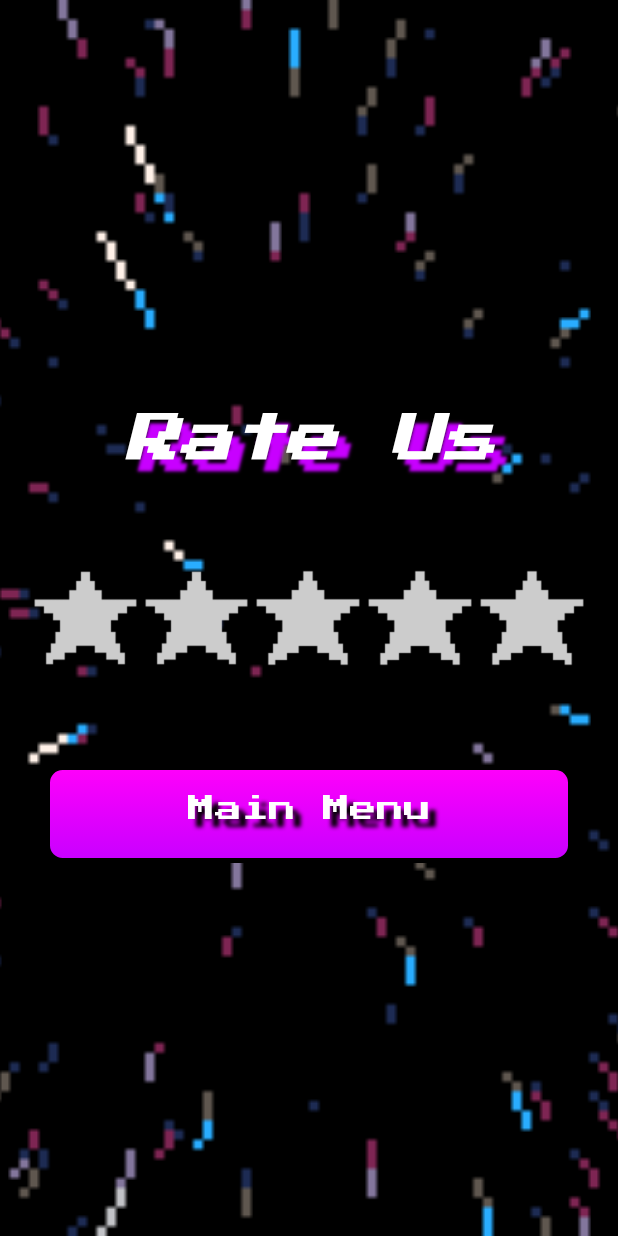
After one commit to tomersh9/DoodleRocket, an Android app: the RatingActivity screen opened directly, with no data from a screen before it, on a phone screen of 412 x 824 dp. The commit adds this screen. Run offline under Robolectric (Android 15) with nearby library versions, the light colour scheme and no system bars; libraries missing offline, so code that uses them is left out: com.daimajia.androidanimations.

Commit message:
added rating page

```diff
--- a/app/src/main/AndroidManifest.xml
+++ b/app/src/main/AndroidManifest.xml
@@ -25,6 +25,7 @@
         <activity android:name=".Activities.GameOverActivity"/>
         <activity android:name=".Activities.ScoreBoardActivity"/>
         <activity android:name=".Activities.ShopActivity"/>
+        <activity android:name=".Activities.RatingActivity"/>
         <activity android:name=".Activities.LevelBlockOne"/>
         <activity android:name=".Activities.LevelBlockTwo"/>
         <activity android:name=".Activities.LevelBlockThree"/>
--- a/app/src/main/java/com/example/doodlerocket/Activities/GameOverActivity.java
+++ b/app/src/main/java/com/example/doodlerocket/Activities/GameOverActivity.java
@@ -120,7 +120,7 @@ public class GameOverActivity extends AppCompatActivity {
                 submitLayout.setVisibility(View.GONE);
                 btnLayout.setVisibility(View.VISIBLE);
 
-                Toast.makeText(GameOverActivity.this, nameEt.getText().toString() + getString(R.string.is_in_top_10), Toast.LENGTH_SHORT).show();
+                Toast.makeText(GameOverActivity.this, nameEt.getText().toString() + " " + getString(R.string.is_in_top_10), Toast.LENGTH_SHORT).show();
 
             }
         });
--- /dev/null
+++ b/app/src/main/java/com/example/doodlerocket/Activities/RatingActivity.java
@@ -0,0 +1,154 @@
+package com.example.doodlerocket.Activities;
+
+import android.animation.ObjectAnimator;
+import android.content.SharedPreferences;
+import android.os.Bundle;
+import android.view.View;
+import android.widget.Button;
+import android.widget.ImageButton;
+import android.widget.TextView;
+import android.widget.Toast;
+
+import androidx.annotation.Nullable;
+import androidx.appcompat.app.AppCompatActivity;
+
+import com.daimajia.androidanimations.library.Techniques;
+import com.daimajia.androidanimations.library.YoYo;
+import com.example.doodlerocket.GameObjects.Star;
+import com.example.doodlerocket.R;
+
+import java.util.ArrayList;
+import java.util.List;
+import java.util.TimerTask;
+
+public class RatingActivity extends AppCompatActivity {
+
+    private List<Star> stars = new ArrayList<>();
+    private List<ImageButton> starsImgList = new ArrayList<>();
+
+    private int ratingNum;
+
+    private SharedPreferences sp;
+
+    @Override
+    protected void onCreate(@Nullable Bundle savedInstanceState) {
+        super.onCreate(savedInstanceState);
+        setContentView(R.layout.rating_layout);
+
+        //save rating state
+        sp = getSharedPreferences("storage",MODE_PRIVATE);
+        ratingNum = sp.getInt("rating",0);
+
+        //animations
+        TextView rateTv = findViewById(R.id.rate_tv);
+        ObjectAnimator titleAnimator = new ObjectAnimator().ofFloat(rateTv,"translationY",-1500,0).setDuration(1000);
+        titleAnimator.start();
+
+        final ImageButton star1 = findViewById(R.id.star_1);
+        final ImageButton star2 = findViewById(R.id.star_2);
+        final ImageButton star3 = findViewById(R.id.star_3);
+        final ImageButton star4 = findViewById(R.id.star_4);
+        final ImageButton star5 = findViewById(R.id.star_5);
+
+        //save star list
+        starsImgList.add(star1);
+        starsImgList.add(star2);
+        starsImgList.add(star3);
+        starsImgList.add(star4);
+        starsImgList.add(star5);
+
+        for(int i = 0 ; i< ratingNum ; i++) {
+            starsImgList.get(i).setImageResource(R.drawable.gold_star_96);
+        }
+
+
+        //**********Rating Click Listeners*************//
+        star1.setOnClickListener(new View.OnClickListener() {
+            @Override
+            public void onClick(View v) {
+                star1.setImageResource(R.drawable.gold_star_96);
+                star2.setImageResource(R.drawable.black_star_96);
+                star3.setImageResource(R.drawable.black_star_96);
+                star4.setImageResource(R.drawable.black_star_96);
+                star5.setImageResource(R.drawable.black_star_96);
+
+                ratingNum = 1;
+            }
+        });
+        star2.setOnClickListener(new View.OnClickListener() {
+            @Override
+            public void onClick(View v) {
+                star1.setImageResource(R.drawable.gold_star_96);
+                star2.setImageResource(R.drawable.gold_star_96);
+                star3.setImageResource(R.drawable.black_star_96);
+                star4.setImageResource(R.drawable.black_star_96);
+                star5.setImageResource(R.drawable.black_star_96);
+
+                ratingNum = 2;
+            }
+        });
+        star3.setOnClickListener(new View.OnClickListener() {
+            @Override
+            public void onClick(View v) {
+                star1.setImageResource(R.drawable.gold_star_96);
+                star2.setImageResource(R.drawable.gold_star_96);
+                star3.setImageResource(R.drawable.gold_star_96);
+                star4.setImageResource(R.drawable.black_star_96);
+                star5.setImageResource(R.drawable.black_star_96);
+
+                ratingNum = 3;
+            }
+        });
+        star4.setOnClickListener(new View.OnClickListener() {
+            @Override
+            public void onClick(View v) {
+                star1.setImageResource(R.drawable.gold_star_96);
+                star2.setImageResource(R.drawable.gold_star_96);
+                star3.setImageResource(R.drawable.gold_star_96);
+                star4.setImageResource(R.drawable.gold_star_96);
+                star5.setImageResource(R.drawable.black_star_96);
+
+                ratingNum = 4;
+            }
+        });
+        star5.setOnClickListener(new View.OnClickListener() {
+            @Override
+            public void onClick(View v) {
+                star1.setImageResource(R.drawable.gold_star_96);
+                star2.setImageResource(R.drawable.gold_star_96);
+                star3.setImageResource(R.drawable.gold_star_96);
+                star4.setImageResource(R.drawable.gold_star_96);
+                star5.setImageResource(R.drawable.gold_star_96);
+
+                ratingNum = 5;
+            }
+        });
+
+        Button backBtn = findViewById(R.id.back_rate_btn);
+        ObjectAnimator btnAnimator = new ObjectAnimator().ofFloat(backBtn,"translationY",3500,0).setDuration(1000);
+        btnAnimator.start();
+        backBtn.setOnClickListener(new View.OnClickListener() {
+            @Override
+            public void onClick(View v) {
+
+                finish();
+                overridePendingTransition(R.anim.slide_in_left,R.anim.slide_out_right);
+            }
+        });
+    }
+
+    @Override
+    public void onBackPressed() {
+        super.onBackPressed();
+        overridePendingTransition(R.anim.slide_in_left,R.anim.slide_out_right);
+    }
+
+    @Override
+    protected void onPause() {
+        super.onPause();
+
+        SharedPreferences.Editor editor = sp.edit();
+        editor.putInt("rating",ratingNum);
+        editor.commit();
+    }
+}
--- a/app/src/main/res/layout/game_over_layout.xml
+++ b/app/src/main/res/layout/game_over_layout.xml
@@ -83,7 +83,7 @@
             android:textColor="@color/pink"
             android:padding="20dp"
             android:layout_gravity="center"
-            android:textSize="19sp" />
+            android:textSize="25sp" />
 
         <EditText
             android:id="@+id/name_et"
@@ -94,7 +94,7 @@
             android:background="@drawable/edittext_shape"
             android:clickable="false"
             android:gravity="center"
-            android:hint="Enter name"
+            android:hint="@string/enter_name"
             android:padding="10dp"
             android:textColorHint="@color/hint"
             android:textSize="20sp" />
@@ -107,7 +107,7 @@
             android:layout_gravity="center"
             android:layout_marginTop="15dp"
             android:background="@drawable/btn_yellow_selector"
-            android:text="Sumbit"
+            android:text="@string/sumbit"
             android:textAllCaps="false" />
 
     </LinearLayout>
--- /dev/null
+++ b/app/src/main/res/layout/rating_layout.xml
@@ -0,0 +1,100 @@
+<?xml version="1.0" encoding="utf-8"?>
+<RelativeLayout xmlns:android="http://schemas.android.com/apk/res/android"
+    android:id="@+id/rate_layout"
+    android:layout_width="match_parent"
+    android:layout_height="match_parent">
+
+
+    <pl.droidsonroids.gif.GifImageView
+        android:layout_width="match_parent"
+        android:layout_height="match_parent"
+        android:scaleType="centerCrop"
+        android:src="@drawable/moving_bg" />
+
+    <TextView
+        android:id="@+id/rate_tv"
+        style="@style/title"
+        android:layout_width="match_parent"
+        android:layout_height="wrap_content"
+        android:layout_marginHorizontal="20dp"
+        android:gravity="center"
+        android:layout_above="@id/stars_layout"
+        android:textSize="35sp"
+        android:text="@string/rate_us" />
+
+    <LinearLayout
+        android:id="@+id/stars_layout"
+        android:layout_width="match_parent"
+        android:layout_height="wrap_content"
+        android:layout_marginStart="20dp"
+        android:layout_marginTop="40dp"
+        android:layout_centerInParent="true"
+        android:layout_marginEnd="20dp"
+        android:orientation="horizontal">
+
+        <ImageButton
+            android:id="@+id/star_1"
+            android:layout_width="0dp"
+            android:layout_height="wrap_content"
+            android:layout_weight="1"
+            android:background="@null"
+            android:scaleType="fitCenter"
+            android:src="@drawable/black_star_96" />
+
+        <ImageButton
+            android:id="@+id/star_2"
+            android:layout_width="0dp"
+            android:layout_height="wrap_content"
+            android:layout_weight="1"
+            android:background="@null"
+            android:scaleType="fitCenter"
+            android:src="@drawable/black_star_96" />
+
+        <ImageButton
+            android:id="@+id/star_3"
+            android:layout_width="0dp"
+            android:layout_height="wrap_content"
+            android:layout_weight="1"
+            android:background="@null"
+            android:scaleType="fitCenter"
+            android:src="@drawable/black_star_96" />
+
+        <ImageButton
+            android:id="@+id/star_4"
+            android:layout_width="0dp"
+            android:layout_height="wrap_content"
+            android:layout_weight="1"
+            android:background="@null"
+            android:scaleType="fitCenter"
+            android:src="@drawable/black_star_96" />
+
+        <ImageButton
+            android:id="@+id/star_5"
+            android:layout_width="0dp"
+            android:layout_height="wrap_content"
+            android:layout_weight="1"
+            android:background="@null"
+            android:scaleType="fitCenter"
+            android:src="@drawable/black_star_96" />
+
+    </LinearLayout>
+
+    <RelativeLayout
+        android:layout_width="match_parent"
+        android:layout_height="wrap_content"
+        android:layout_below="@id/stars_layout"
+        android:layout_margin="30dp">
+
+        <Button
+            android:id="@+id/back_rate_btn"
+            style="@style/btn_txt"
+            android:layout_width="match_parent"
+            android:layout_height="wrap_content"
+            android:background="@drawable/btn_purple_selector"
+            android:text="@string/main_menu"
+            android:layout_marginTop="20dp"
+            android:textAllCaps="false" />
+
+    </RelativeLayout>
+
+</RelativeLayout>
--- a/app/src/main/res/values/strings.xml
+++ b/app/src/main/res/values/strings.xml
@@ -1,4 +1,5 @@
 <resources>
+    <bool name="is_rtl">false</bool>
     <string name="app_name">bit.Rocket</string>
     <string name="yes">Yes</string>
     <string name="no">No</string>
@@ -47,4 +48,6 @@
     <string name="score_tv">SCORE</string>
     <string name="name_tv">NAME</string>
     <string name="high_scores_tv">HIGH SCORES</string>
+    <string name="sumbit">Sumbit</string>
+    <string name="enter_name">Enter name</string>
 </resources>
```
Also changed, not shown: app/src/main/java/com/example/doodlerocket/Activities/HomeActivity.java (+10 -0 lines), app/src/main/java/com/example/doodlerocket/Activities/LevelBlockOne.java (+6 -6 lines), app/src/main/java/com/example/doodlerocket/GameObjects/Star.java (added, +18 -0 lines), app/src/main/res/drawable-v24/black_star_96.png (added), app/src/main/res/drawable-v24/gold_star_96.png (added), 1 other file.
